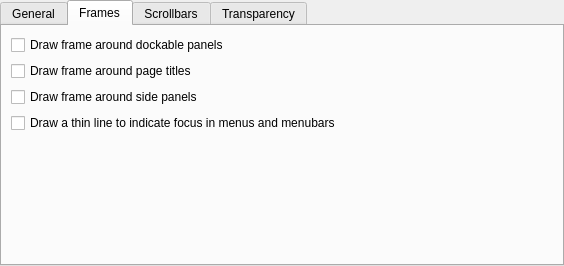
KDE/breeze, file kstyle/config/ui/breezestyleconfig.ui: the form before one commit.
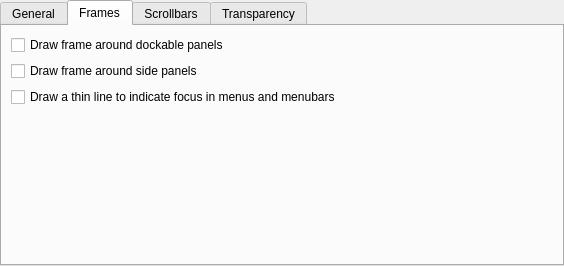
The form after the commit. The open tabs and pages were chosen to show the change.

Commit message:
kstyle: Remove option "Draw frame around page titles"
This is an off-by-default option of the breeze style which, when
turned on, changes the background role of `KTitleWidgets`. The
result looks mostly like a color bug.

It also removes the need for a special workaround.

What changed in the file:
```diff
--- a/kstyle/config/ui/breezestyleconfig.ui
+++ b/kstyle/config/ui/breezestyleconfig.ui
@@ -184,13 +184,6 @@
          </property>
         </widget>
        </item>
-       <item>
-        <widget class="QCheckBox" name="_titleWidgetDrawFrame">
-         <property name="text">
-          <string>Draw frame around page titles</string>
-         </property>
-        </widget>
-       </item>
        <item>
         <widget class="QCheckBox" name="_sidePanelDrawFrame">
          <property name="text">
```
Left out of the diff: 1 changed line with no effect on the pictures. The commit also changes 3 other files.
